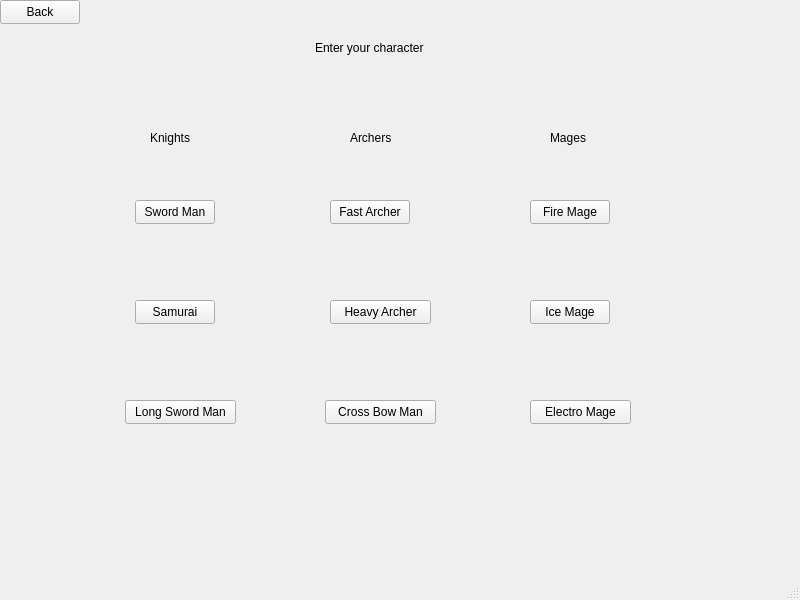
Old version of the form mainwindow.ui in the repository ThxSo/Duel_of_Heroes.
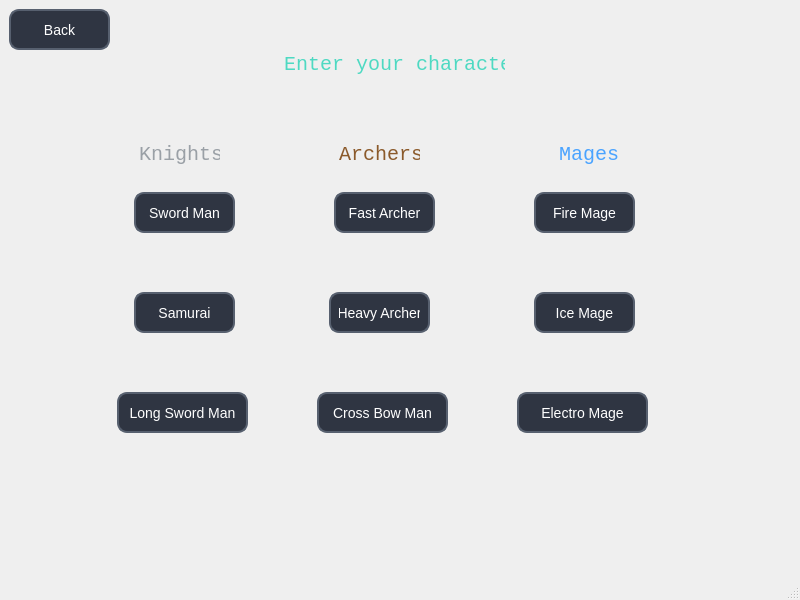
New version of the form. The open tabs and pages were chosen to show the change.

Diff of the .ui file:
```diff
--- a/mainwindow.ui
+++ b/mainwindow.ui
@@ -14,15 +14,9 @@
    <string>MainWindow</string>
   </property>
   <widget class="QWidget" name="centralwidget">
+   <layout class="QHBoxLayout" name="horizontalLayout">
+    <item>
    <widget class="QStackedWidget" name="stackedWidget">
-    <property name="geometry">
-     <rect>
-      <x>0</x>
-      <y>0</y>
-      <width>801</width>
-      <height>581</height>
-     </rect>
-    </property>
     <widget class="QWidget" name="Menu">
      <widget class="QPushButton" name="Start">
       <property name="geometry">
@@ -122,12 +116,30 @@
      <widget class="QPushButton" name="btnSword">
       <property name="geometry">
        <rect>
-        <x>135</x>
-        <y>200</y>
-        <width>80</width>
-        <height>24</height>
-       </rect>
-      </property>
+          <x>125</x>
+          <y>183</y>
+          <width>101</width>
+          <height>41</height>
+         </rect>
+        </property>
+        <property name="styleSheet">
+         <string notr="true">QPushButton {
+    background-color: #2f3542;
+    color: white;
+    border: 2px solid #57606f;
+    border-radius: 10px;
+    padding: 8px;
+    font-size: 14px;
+}
+
+QPushButton:hover {
+    background-color: #57606f;
+}
+
+QPushButton:pressed {
+    background-color: #747d8c;
+}</string>
+        </property>
       <property name="text">
        <string>Sword Man</string>
       </property>
@@ -135,12 +147,30 @@
      <widget class="QPushButton" name="btnSamurai">
       <property name="geometry">
        <rect>
-        <x>135</x>
-        <y>300</y>
-        <width>80</width>
-        <height>24</height>
-       </rect>
-      </property>
+          <x>125</x>
+          <y>283</y>
+          <width>101</width>
+          <height>41</height>
+         </rect>
+        </property>
+        <property name="styleSheet">
+         <string notr="true">QPushButton {
+    background-color: #2f3542;
+    color: white;
+    border: 2px solid #57606f;
+    border-radius: 10px;
+    padding: 8px;
+    font-size: 14px;
+}
+
+QPushButton:hover {
+    background-color: #57606f;
+}
+
+QPushButton:pressed {
+    background-color: #747d8c;
+}</string>
+        </property>
       <property name="text">
        <string>Samurai</string>
       </property>
@@ -148,12 +178,30 @@
      <widget class="QPushButton" name="btnFast">
       <property name="geometry">
        <rect>
-        <x>330</x>
-        <y>200</y>
-        <width>80</width>
-        <height>24</height>
-       </rect>
-      </property>
+          <x>325</x>
+          <y>183</y>
+          <width>101</width>
+          <height>41</height>
+         </rect>
+        </property>
+        <property name="styleSheet">
+         <string notr="true">QPushButton {
+    background-color: #2f3542;
+    color: white;
+    border: 2px solid #57606f;
+    border-radius: 10px;
+    padding: 8px;
+    font-size: 14px;
+}
+
+QPushButton:hover {
+    background-color: #57606f;
+}
+
+QPushButton:pressed {
+    background-color: #747d8c;
+}</string>
+        </property>
       <property name="text">
        <string>Fast Archer</string>
       </property>
@@ -161,12 +209,30 @@
      <widget class="QPushButton" name="btnHeavyArcher">
       <property name="geometry">
        <rect>
-        <x>330</x>
-        <y>300</y>
+          <x>320</x>
+          <y>283</y>
         <width>101</width>
-        <height>24</height>
-       </rect>
-      </property>
+          <height>41</height>
+         </rect>
+        </property>
+        <property name="styleSheet">
+         <string notr="true">QPushButton {
+    background-color: #2f3542;
+    color: white;
+    border: 2px solid #57606f;
+    border-radius: 10px;
+    padding: 8px;
+    font-size: 14px;
+}
+
+QPushButton:hover {
+    background-color: #57606f;
+}
+
+QPushButton:pressed {
+    background-color: #747d8c;
+}</string>
+        </property>
       <property name="text">
        <string>Heavy Archer</string>
       </property>
@@ -174,12 +240,30 @@
      <widget class="QPushButton" name="btnFire">
       <property name="geometry">
        <rect>
-        <x>530</x>
-        <y>200</y>
-        <width>80</width>
-        <height>24</height>
-       </rect>
-      </property>
+          <x>525</x>
+          <y>183</y>
+          <width>101</width>
+          <height>41</height>
+         </rect>
+        </property>
+        <property name="styleSheet">
+         <string notr="true">QPushButton {
+    background-color: #2f3542;
+    color: white;
+    border: 2px solid #57606f;
+    border-radius: 10px;
+    padding: 8px;
+    font-size: 14px;
+}
+
+QPushButton:hover {
+    background-color: #57606f;
+}
+
+QPushButton:pressed {
+    background-color: #747d8c;
+}</string>
+        </property>
       <property name="text">
        <string>Fire Mage</string>
       </property>
@@ -187,12 +271,30 @@
      <widget class="QPushButton" name="btnIce">
       <property name="geometry">
        <rect>
-        <x>530</x>
-        <y>300</y>
-        <width>80</width>
-        <height>24</height>
-       </rect>
-      </property>
+          <x>525</x>
+          <y>283</y>
+          <width>101</width>
+          <height>41</height>
+         </rect>
+        </property>
+        <property name="styleSheet">
+         <string notr="true">QPushButton {
+    background-color: #2f3542;
+    color: white;
+    border: 2px solid #57606f;
+    border-radius: 10px;
+    padding: 8px;
+    font-size: 14px;
+}
+
+QPushButton:hover {
+    background-color: #57606f;
+}
+
+QPushButton:pressed {
+    background-color: #747d8c;
+}</string>
+        </property>
       <property name="text">
        <string>Ice Mage</string>
       </property>
@@ -200,12 +302,30 @@
      <widget class="QPushButton" name="btnElectro">
       <property name="geometry">
        <rect>
-        <x>530</x>
-        <y>400</y>
-        <width>101</width>
-        <height>24</height>
-       </rect>
-      </property>
+          <x>508</x>
+          <y>383</y>
+          <width>131</width>
+          <height>41</height>
+         </rect>
+        </property>
+        <property name="styleSheet">
+         <string notr="true">QPushButton {
+    background-color: #2f3542;
+    color: white;
+    border: 2px solid #57606f;
+    border-radius: 10px;
+    padding: 8px;
+    font-size: 14px;
+}
+
+QPushButton:hover {
+    background-color: #57606f;
+}
+
+QPushButton:pressed {
+    background-color: #747d8c;
+}</string>
+        </property>
       <property name="text">
        <string>Electro Mage</string>
       </property>
@@ -213,12 +333,20 @@
      <widget class="QLabel" name="label_2">
       <property name="geometry">
        <rect>
-        <x>315</x>
+          <x>275</x>
         <y>40</y>
-        <width>151</width>
-        <height>16</height>
-       </rect>
-      </property>
+          <width>221</width>
+          <height>31</height>
+         </rect>
+        </property>
+        <property name="styleSheet">
+         <string notr="true">QLabel {
+    color: #4ED9C2;
+    font-size: 20px;
+font-family: Consolas;
+}
+</string>
+        </property>
       <property name="text">
        <string>Enter your character</string>
       </property>
@@ -226,12 +354,30 @@
      <widget class="QPushButton" name="btnCross">
       <property name="geometry">
        <rect>
-        <x>325</x>
-        <y>400</y>
-        <width>111</width>
-        <height>24</height>
-       </rect>
-      </property>
+          <x>308</x>
+          <y>383</y>
+          <width>131</width>
+          <height>41</height>
+         </rect>
+        </property>
+        <property name="styleSheet">
+         <string notr="true">QPushButton {
+    background-color: #2f3542;
+    color: white;
+    border: 2px solid #57606f;
+    border-radius: 10px;
+    padding: 8px;
+    font-size: 14px;
+}
+
+QPushButton:hover {
+    background-color: #57606f;
+}
+
+QPushButton:pressed {
+    background-color: #747d8c;
+}</string>
+        </property>
       <property name="text">
        <string>Cross Bow Man</string>
       </property>
@@ -239,12 +385,30 @@
      <widget class="QPushButton" name="btnLongMan">
       <property name="geometry">
        <rect>
-        <x>125</x>
-        <y>400</y>
-        <width>111</width>
-        <height>24</height>
-       </rect>
-      </property>
+          <x>108</x>
+          <y>383</y>
+          <width>131</width>
+          <height>41</height>
+         </rect>
+        </property>
+        <property name="styleSheet">
+         <string notr="true">QPushButton {
+    background-color: #2f3542;
+    color: white;
+    border: 2px solid #57606f;
+    border-radius: 10px;
+    padding: 8px;
+    font-size: 14px;
+}
+
+QPushButton:hover {
+    background-color: #57606f;
+}
+
+QPushButton:pressed {
+    background-color: #747d8c;
+}</string>
+        </property>
       <property name="text">
        <string>Long Sword Man</string>
       </property>
@@ -252,12 +416,20 @@
      <widget class="QLabel" name="label_3">
       <property name="geometry">
        <rect>
-        <x>150</x>
+          <x>130</x>
         <y>130</y>
-        <width>49</width>
-        <height>16</height>
-       </rect>
-      </property>
+          <width>81</width>
+          <height>31</height>
+         </rect>
+        </property>
+        <property name="styleSheet">
+         <string notr="true">QLabel {
+    color: #9AA0A6;
+    font-size: 20px;
+font-family: Consolas;
+}
+</string>
+        </property>
       <property name="text">
        <string>Knights</string>
       </property>
@@ -265,12 +437,20 @@
      <widget class="QLabel" name="label_4">
       <property name="geometry">
        <rect>
-        <x>350</x>
+          <x>330</x>
         <y>130</y>
-        <width>49</width>
-        <height>16</height>
-       </rect>
-      </property>
+          <width>81</width>
+          <height>31</height>
+         </rect>
+        </property>
+        <property name="styleSheet">
+         <string notr="true">QLabel {
+    color: #8B5A2B;
+    font-size: 20px;
+font-family: Consolas;
+}
+</string>
+        </property>
       <property name="text">
        <string>Archers</string>
       </property>
@@ -280,10 +460,18 @@
        <rect>
         <x>550</x>
         <y>130</y>
-        <width>49</width>
-        <height>16</height>
-       </rect>
-      </property>
+          <width>81</width>
+          <height>31</height>
+         </rect>
+        </property>
+        <property name="styleSheet">
+         <string notr="true">QLabel {
+    color: #4AA3FF;
+    font-size: 20px;
+font-family: Consolas;
+}
+</string>
+        </property>
       <property name="text">
        <string>Mages</string>
       </property>
@@ -293,10 +481,28 @@
        <rect>
         <x>0</x>
         <y>0</y>
-        <width>80</width>
-        <height>24</height>
-       </rect>
-      </property>
+          <width>101</width>
+          <height>41</height>
+         </rect>
+        </property>
+        <property name="styleSheet">
+         <string notr="true">QPushButton {
+    background-color: #2f3542;
+    color: white;
+    border: 2px solid #57606f;
+    border-radius: 10px;
+    padding: 8px;
+    font-size: 14px;
+}
+
+QPushButton:hover {
+    background-color: #57606f;
+}
+
+QPushButton:pressed {
+    background-color: #747d8c;
+}</string>
+        </property>
       <property name="text">
        <string>Back</string>
       </property>
@@ -441,6 +647,8 @@
      </widget>
     </widget>
    </widget>
+    </item>
+   </layout>
   </widget>
   <widget class="QMenuBar" name="menubar">
    <property name="geometry">
```
Left out of the diff: 427 changed lines with no effect on the pictures. Lines whose indentation alone changed are shown as unchanged.
